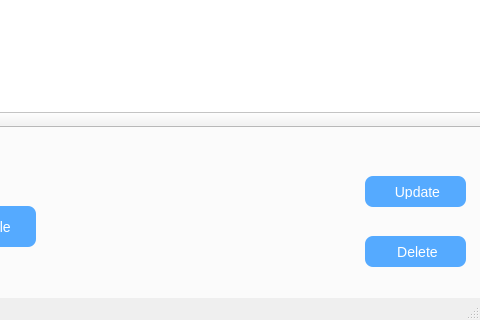
Before: the Qt Designer form mainwindow.ui in malek-mejaouel/Distribution_center_project-, drawn with Qt 5; both pictures show x 397 to 877 and y 280 to 600 of the 877 by 600 pixel window.
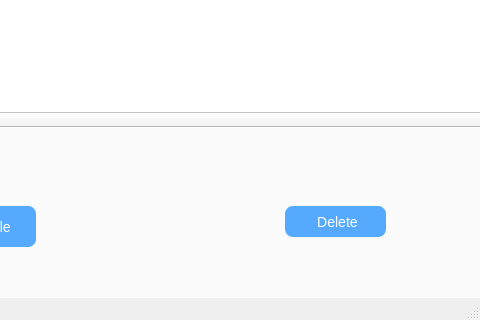
After: the same form once the commit is applied. The open tabs and pages were chosen to show the change. Icons and pictures are not drawn. Custom widgets are drawn as their Qt base class.

The edit to the form file:
```diff
--- a/mainwindow.ui
+++ b/mainwindow.ui
@@ -157,37 +157,11 @@
           <normaloff>:/new/prefix1/Ressources/pdf-file-svgrepo-com.svg</normaloff>:/new/prefix1/Ressources/pdf-file-svgrepo-com.svg</iconset>
         </property>
        </widget>
-       <widget class="QPushButton" name="b3">
-        <property name="geometry">
-         <rect>
-          <x>570</x>
-          <y>440</y>
-          <width>101</width>
-          <height>31</height>
-         </rect>
-        </property>
-        <property name="styleSheet">
-         <string notr="true">background-color: rgb(85, 170, 255);
-font: 700 10pt &quot;Segoe UI&quot;;
-    color: #FFFFFF;
-    border: none;
-    border-radius: 8px;
-    padding: 8px 16px;
-    font-size: 14px;</string>
-        </property>
-        <property name="text">
-         <string> Update</string>
-        </property>
-        <property name="icon">
-         <iconset>
-          <normaloff>:/new/prefix1/Ressources/update-icon.svg</normaloff>:/new/prefix1/Ressources/update-icon.svg</iconset>
-        </property>
-       </widget>
        <widget class="QPushButton" name="b4">
         <property name="geometry">
          <rect>
-          <x>570</x>
-          <y>500</y>
+          <x>490</x>
+          <y>470</y>
           <width>101</width>
           <height>31</height>
          </rect>
@@ -807,6 +781,32 @@
           <enum>Qt::CursorMoveStyle::LogicalMoveStyle</enum>
          </property>
         </widget>
+        <widget class="QPushButton" name="b3">
+         <property name="geometry">
+          <rect>
+           <x>370</x>
+           <y>500</y>
+           <width>101</width>
+           <height>31</height>
+          </rect>
+         </property>
+         <property name="styleSheet">
+          <string notr="true">background-color: rgb(85, 170, 255);
+font: 700 10pt &quot;Segoe UI&quot;;
+    color: #FFFFFF;
+    border: none;
+    border-radius: 8px;
+    padding: 8px 16px;
+    font-size: 14px;</string>
+         </property>
+         <property name="text">
+          <string>modify</string>
+         </property>
+         <property name="icon">
+          <iconset>
+           <normaloff>:/new/prefix1/Ressources/update-icon.svg</normaloff>:/new/prefix1/Ressources/update-icon.svg</iconset>
+         </property>
+        </widget>
        </widget>
       </widget>
       <widget class="QWidget" name="tab_3">
```
Left out of the diff: 4 changed lines with no effect on the pictures.
